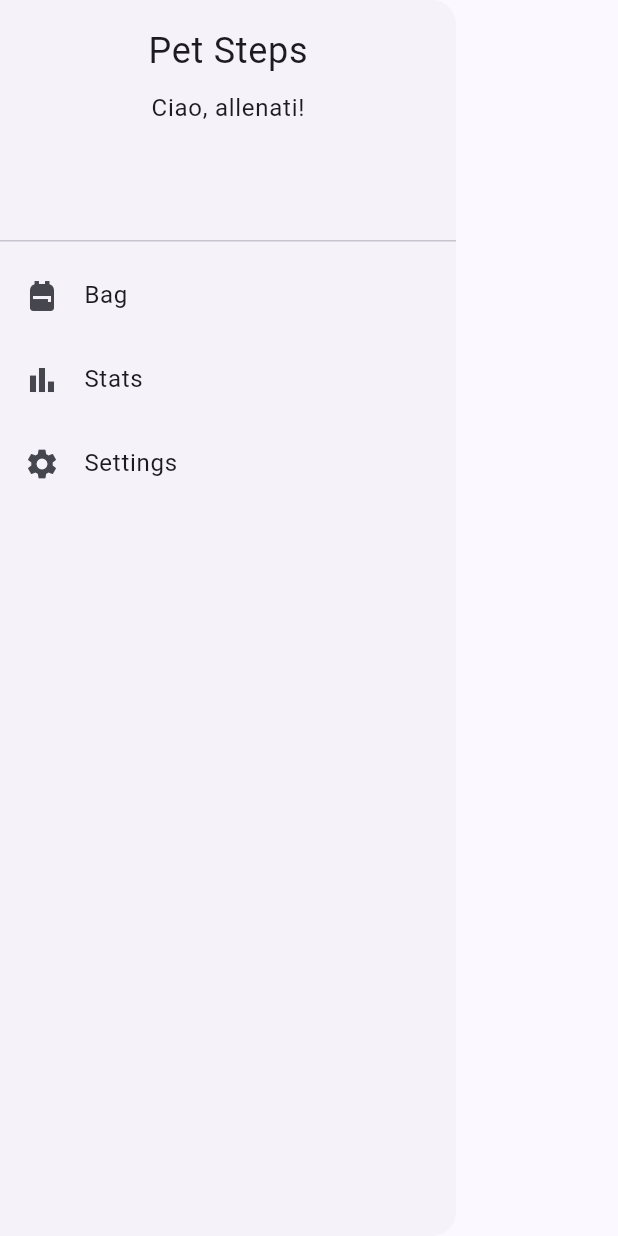
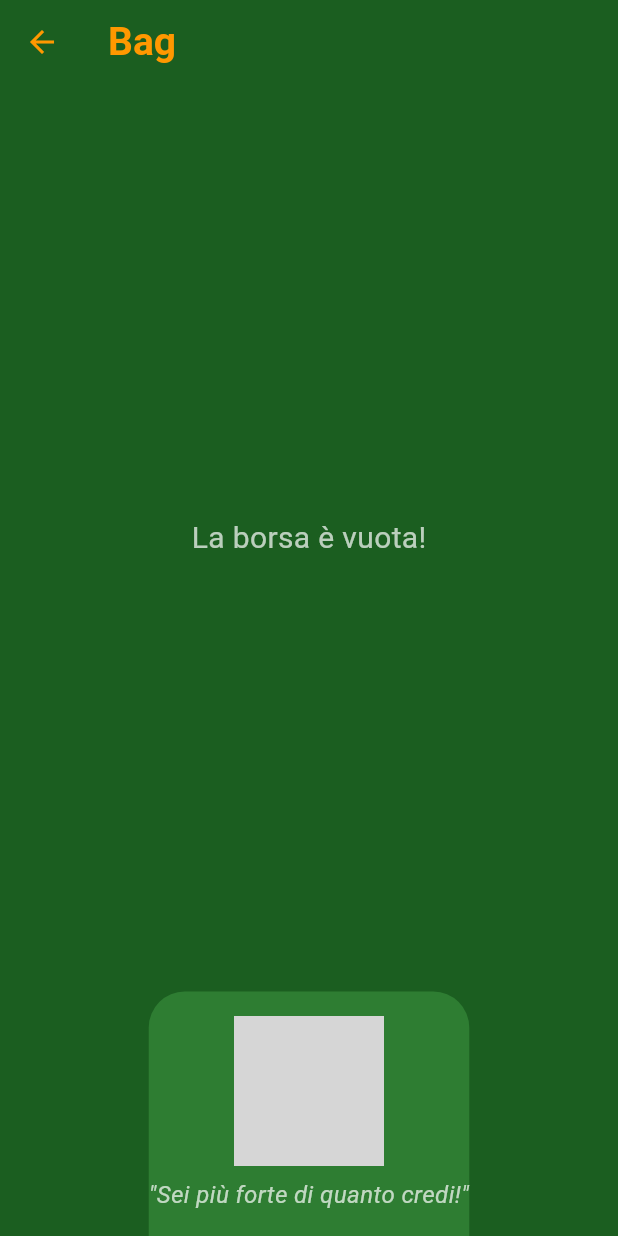
Before and after one commit to RedSut/progetto_mobile, a Flutter app: the _AppDrawer widget shown alone on an empty page, opened directly, after a tap on "Bag", on a phone screen of 412 x 824 dp. Run offline on Flutter 3.47's test engine with Material 3 defaults, Android fonts, the phone set to English and light mode, and no system bars; grey boxes are pictures that could not be loaded.

Commit message:
Aggiunta pagina della borsa e migliorata struttura dei rewards

```diff
--- a/lib/models/challenge.dart
+++ b/lib/models/challenge.dart
@@ -10,6 +10,7 @@ class Challenge {
   final Reward reward;
   final String duration;
   final int steps;
+  bool isClaimed;
 
   Challenge({
     required this.id,
@@ -18,6 +19,7 @@ class Challenge {
     required this.reward,
     required this.duration,
     required this.steps,
+    this.isClaimed = false,
   });
 }
 
--- a/lib/models/item.dart
+++ b/lib/models/item.dart
@@ -8,4 +8,15 @@ class Item{
     required this.name,
     required this.imagePath,
   });
+
+  @override
+  bool operator ==(Object other) =>
+      identical(this, other) ||
+          other is Item &&
+              runtimeType == other.runtimeType &&
+              name == other.name &&
+              imagePath == other.imagePath;
+
+  @override
+  int get hashCode => name.hashCode ^ imagePath.hashCode;
 }
--- a/lib/models/pet.dart
+++ b/lib/models/pet.dart
@@ -6,6 +6,8 @@ class Pet extends ChangeNotifier {
   int happiness  = 100;
 
   int _xp = 0;                     // esperienza accumulata
+
+  String imagePath = ''; //TODO: da mettere l'immagine del pet ed aggiornarla alla schiusura
 
   /// Aggiunge [amount] passi/XP e gestisce il livello (max 100)
   void updateExp(int amount) {
--- /dev/null
+++ b/lib/ui/pages/bag_page.dart
@@ -0,0 +1,135 @@
+import 'dart:math';
+import 'package:flutter/material.dart';
+import 'package:provider/provider.dart';
+import '../../models/bag.dart';
+
+class BagPage extends StatelessWidget {
+  const BagPage({super.key});
+
+  // Lista di frasi motivazionali
+  static final List<String> motivationalQuotes = [
+    '"Ogni passo ti avvicina alla vittoria!"',
+    '"Non mollare mai, campione!"',
+    '"Sei più forte di quanto credi!"',
+    '"Ogni sfida è un\'occasione!"',
+    '"La costanza vince sempre!"',
+    '"Oggi dai il meglio di te!"',
+    '"Sei una leggenda in cammino!"',
+  ];
+
+  @override
+  Widget build(BuildContext context) {
+    final bag = Provider.of<Bag>(context);
+    final random = Random();
+    final String selectedQuote = motivationalQuotes[random.nextInt(motivationalQuotes.length)];
+
+    return Scaffold(
+      backgroundColor: Colors.green.shade900,
+      appBar: AppBar(
+        title: const Text(
+          'Bag',
+          style: TextStyle(
+            fontWeight: FontWeight.bold,
+            color: Colors.orange,
+            fontSize: 26,
+          ),
+        ),
+        backgroundColor: Colors.green.shade900,
+        iconTheme: const IconThemeData(color: Colors.orange),
+      ),
+      body: Column(
+        children: [
+          // Griglia borsa
+          Expanded(
+            child: Padding(
+              padding: const EdgeInsets.all(16),
+              child: bag.items.isEmpty
+                  ? const Center(
+                child: Text(
+                  'La borsa è vuota!',
+                  style: TextStyle(color: Colors.white70, fontSize: 20),
+                ),
+              )
+                  : GridView.builder(
+                gridDelegate: const SliverGridDelegateWithFixedCrossAxisCount(
+                  crossAxisCount: 3,
+                  mainAxisSpacing: 16,
+                  crossAxisSpacing: 16,
+                  childAspectRatio: 0.75,
+                ),
+                itemCount: bag.items.length,
+                itemBuilder: (context, index) {
+                  final entry = bag.items.entries.elementAt(index);
+                  final item = entry.key;
+                  final quantity = entry.value;
+
+                  return Container(
+                    decoration: BoxDecoration(
+                      color: Colors.green.shade800,
+                      borderRadius: BorderRadius.circular(16),
+                    ),
+                    child: Column(
+                      mainAxisAlignment: MainAxisAlignment.center,
+                      children: [
+                        Image.asset(
+                          item.imagePath,
+                          width: 64,
+                          height: 64,
+                        ),
+                        const SizedBox(height: 8),
+                        Text(
+                          item.name,
+                          textAlign: TextAlign.center,
+                          style: const TextStyle(
+                            color: Colors.white,
+                            fontWeight: FontWeight.bold,
+                          ),
+                        ),
+                        const SizedBox(height: 4),
+                        Text(
+                          'x$quantity',
+                          style: const TextStyle(
+                            color: Colors.orange,
+                            fontWeight: FontWeight.bold,
+                          ),
+                        ),
+                      ],
+                    ),
+                  );
+                },
+              ),
+            ),
+          ),
+
+          // Pet e frase motivazionale
+          Container(
+            padding: const EdgeInsets.symmetric(vertical: 16),
+            decoration: BoxDecoration(
+              color: Colors.green.shade800,
+              borderRadius: const BorderRadius.vertical(top: Radius.circular(24)),
+            ),
+            child: Column(
+              children: [
+                Image.asset(
+                  'assets/images/pet.png', // tua immagine pet
+                  width: 100,
+                  height: 100,
+                ),
+                const SizedBox(height: 8),
+                Text(
+                  selectedQuote,
+                  textAlign: TextAlign.center,
+                  style: const TextStyle(
+                    color: Colors.white70,
+                    fontStyle: FontStyle.italic,
+                    fontSize: 16,
+                  ),
+                ),
+              ],
+            ),
+          ),
+        ],
+      ),
+    );
+  }
+}
--- a/lib/ui/pages/home_page.dart
+++ b/lib/ui/pages/home_page.dart
@@ -5,6 +5,7 @@ import 'package:provider/provider.dart';
 
 import '../../models/pet.dart';
 import '../../models/steps.dart';
+import 'bag_page.dart';
 import 'claim_rewards.dart';
 
 class HomePage extends StatefulWidget {
@@ -252,7 +253,11 @@ class _AppDrawer extends StatelessWidget {
           ListTile(
             leading: const Icon(Icons.backpack),
             title: const Text('Bag'),
-            onTap: () {/* TODO */},
+            onTap: () {
+              Navigator.push(
+              context,
+              MaterialPageRoute(builder: (context) => const BagPage()),
+            );},
           ),
           ListTile(
             leading: const Icon(Icons.bar_chart),
```
Also changed, not shown: lib/models/bag.dart (added, +34 -0 lines), lib/ui/pages/claim_rewards.dart (+77 -53 lines).
